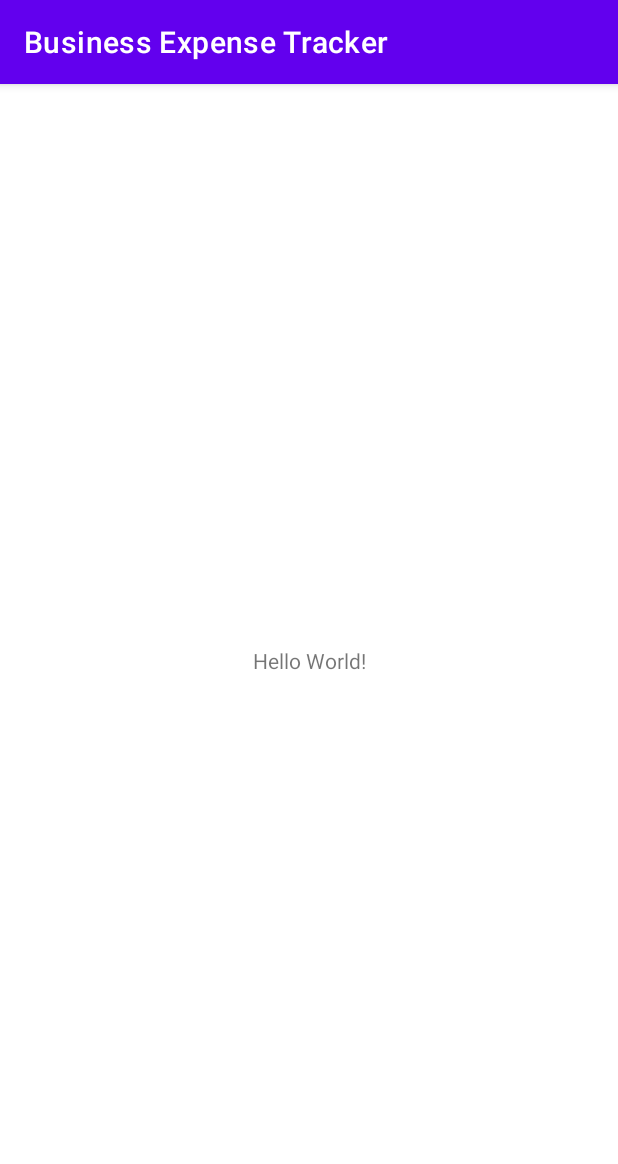
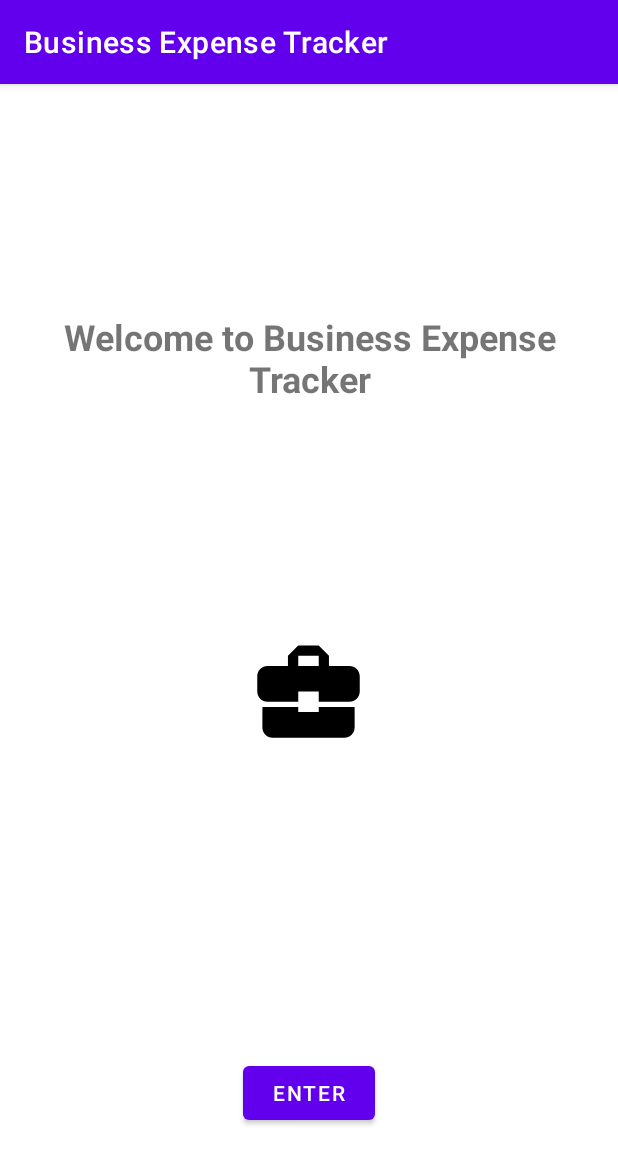
Before and after one commit to nata-ferguson/business-expense-tracker-android, an Android app: the screen it shows after launch (MainActivity), on a phone screen of 412 x 824 dp. Shown: the top 1164 px of the screen. Run offline under Robolectric (Android 15) with nearby library versions, the phone set to English and light mode, and no system bars.

Commit message:
Developed user interface skeleton and navigation

```diff
--- /dev/null
+++ b/app/src/main/java/com/example/businessexpensetracker/UI/MainActivity.java
@@ -0,0 +1,29 @@
+package com.example.businessexpensetracker.UI;
+
+import androidx.appcompat.app.AppCompatActivity;
+
+import android.content.Intent;
+import android.os.Bundle;
+import android.view.View;
+import android.widget.Button;
+
+import com.example.businessexpensetracker.R;
+
+public class MainActivity extends AppCompatActivity {
+
+    @Override
+    protected void onCreate(Bundle savedInstanceState) {
+        super.onCreate(savedInstanceState);
+        setContentView(R.layout.activity_main);
+
+        Button button = findViewById(R.id.button);
+        button.setOnClickListener(new View.OnClickListener() {
+            @Override
+            public void onClick(View view) {
+                Intent intent = new Intent(MainActivity.this, TripList.class);
+                startActivity(intent);
+            }
+        });
+
+    }
+}
--- /dev/null
+++ b/app/src/main/res/drawable/ic_baseline_add_24.xml
@@ -0,0 +1,5 @@
+<vector android:height="24dp" android:tint="#000000"
+    android:viewportHeight="24" android:viewportWidth="24"
+    android:width="24dp" xmlns:android="http://schemas.android.com/apk/res/android">
+    <path android:fillColor="@android:color/white" android:pathData="M19,13h-6v6h-2v-6H5v-2h6V5h2v6h6v2z"/>
+</vector>
--- /dev/null
+++ b/app/src/main/res/drawable/ic_baseline_business_center_24.xml
@@ -0,0 +1,5 @@
+<vector android:height="24dp" android:tint="#000000"
+    android:viewportHeight="24" android:viewportWidth="24"
+    android:width="24dp" xmlns:android="http://schemas.android.com/apk/res/android">
+    <path android:fillColor="@android:color/white" android:pathData="M10,16v-1L3.01,15L3,19c0,1.11 0.89,2 2,2h14c1.11,0 2,-0.89 2,-2v-4h-7v1h-4zM20,7h-4.01L15.99,5l-2,-2h-4l-2,2v2L4,7c-1.1,0 -2,0.9 -2,2v3c0,1.11 0.89,2 2,2h6v-2h4v2h6c1.1,0 2,-0.9 2,-2L22,9c0,-1.1 -0.9,-2 -2,-2zM14,7h-4L10,5h4v2z"/>
+</vector>
--- a/app/src/main/res/layout/activity_main.xml
+++ b/app/src/main/res/layout/activity_main.xml
@@ -4,15 +4,44 @@
     xmlns:tools="http://schemas.android.com/tools"
     android:layout_width="match_parent"
     android:layout_height="match_parent"
-    tools:context=".MainActivity">
+    tools:context=".UI.MainActivity">
 
-    <TextView
+    <ImageView
+        android:id="@+id/imageView"
+        android:layout_width="122dp"
+        android:layout_height="82dp"
+        app:layout_constraintBottom_toBottomOf="parent"
+        app:layout_constraintEnd_toEndOf="parent"
+        app:layout_constraintHorizontal_bias="0.498"
+        app:layout_constraintStart_toStartOf="parent"
+        app:layout_constraintTop_toTopOf="parent"
+        app:layout_constraintVertical_bias="0.531"
+        app:srcCompat="@drawable/ic_baseline_business_center_24" />
+
+    <Button
+        android:id="@+id/button"
         android:layout_width="wrap_content"
         android:layout_height="wrap_content"
-        android:text="Hello World!"
+        android:text="Enter"
+        android:clickable="true"
         app:layout_constraintBottom_toBottomOf="parent"
         app:layout_constraintEnd_toEndOf="parent"
         app:layout_constraintStart_toStartOf="parent"
-        app:layout_constraintTop_toTopOf="parent" />
+        app:layout_constraintTop_toTopOf="parent"
+        app:layout_constraintVertical_bias="0.901" />
+
+    <TextView
+        android:id="@+id/textView"
+        android:layout_width="wrap_content"
+        android:layout_height="wrap_content"
+        android:text="Welcome to Business Expense Tracker"
+        android:textSize="24sp"
+        android:textStyle="bold"
+        android:gravity="center"
+        app:layout_constraintBottom_toTopOf="@+id/imageView"
+        app:layout_constraintEnd_toEndOf="parent"
+        app:layout_constraintStart_toStartOf="parent"
+        app:layout_constraintTop_toTopOf="parent"
+        app:layout_constraintVertical_bias="0.5" />
 
 </androidx.constraintlayout.widget.ConstraintLayout>
```
Also changed, not shown: app/src/main/AndroidManifest.xml (+30 -1 lines), app/src/main/java/com/example/businessexpensetracker/MainActivity.java (deleted, +0 -14 lines), app/src/main/java/com/example/businessexpensetracker/UI/ExpenseDetails.java (added, +18 -0 lines), app/src/main/java/com/example/businessexpensetracker/UI/TripDetails.java (added, +30 -0 lines), app/src/main/java/com/example/businessexpensetracker/UI/TripList.java (added, +30 -0 lines), app/src/main/res/layout/activity_expense_details.xml (added, +9 -0 lines), app/src/main/res/layout/activity_trip_details.xml (added, +176 -0 lines), app/src/main/res/layout/activity_trip_list.xml (added, +22 -0 lines).
